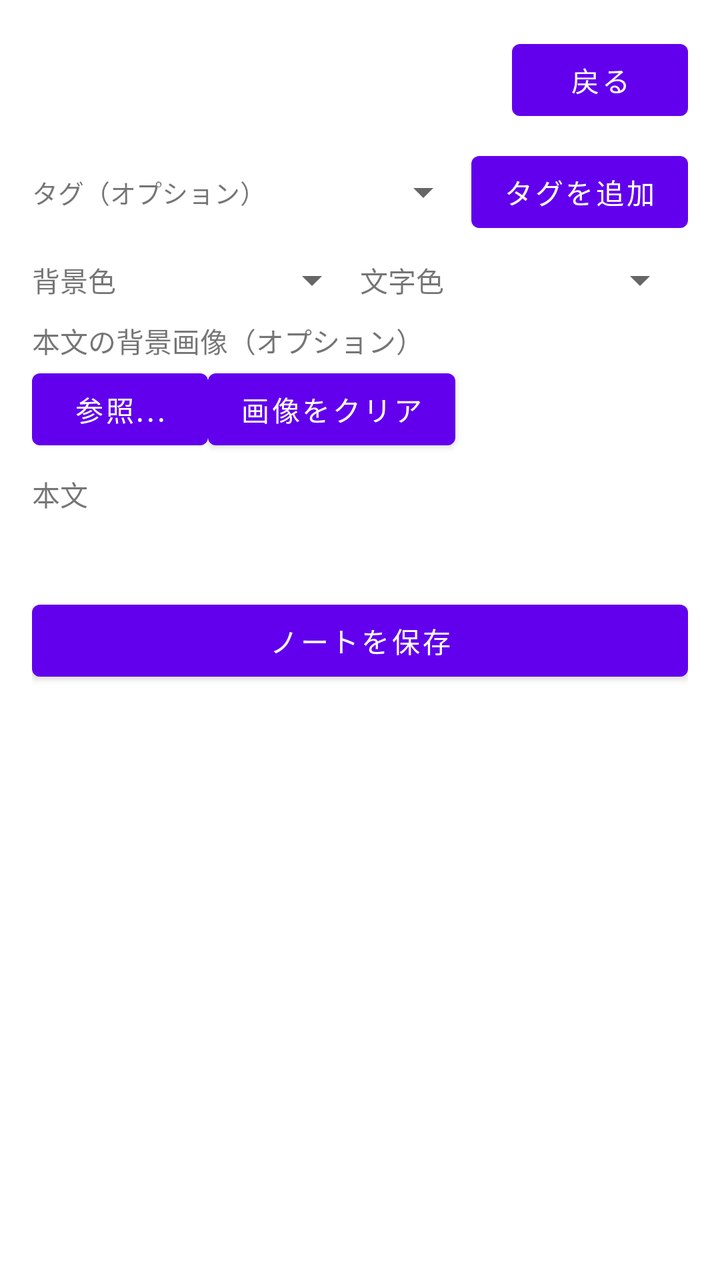
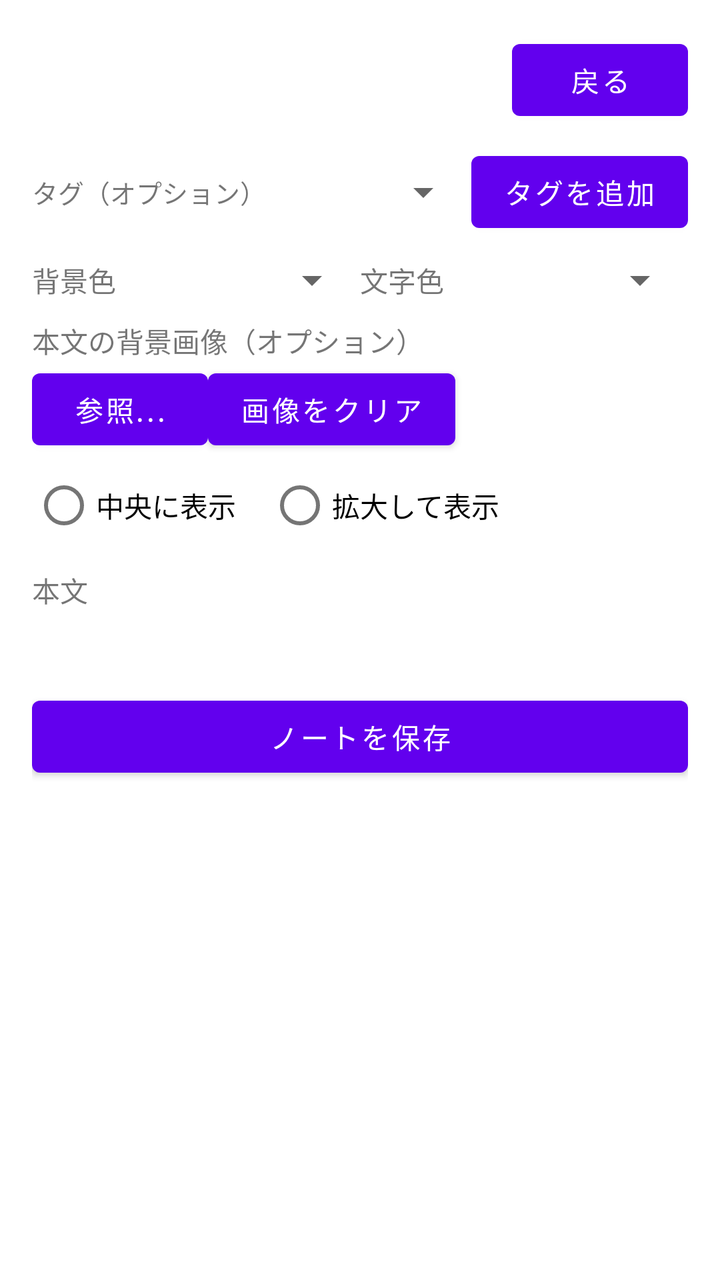

An Android layout rendered at two revisions. The XML below is the earlier revision; the diff shows what the commit changed to produce the second picture.
<!-- AndroidManifest.xml: application theme Theme.MyDictionary -->
<!-- res/layout/activity_note_create.xml -->
<?xml version="1.0" encoding="utf-8"?>
<ScrollView xmlns:android="http://schemas.android.com/apk/res/android"
    xmlns:tools="http://schemas.android.com/tools"
    android:layout_width="match_parent"
    android:layout_height="match_parent">

    <LinearLayout
        android:layout_width="match_parent"
        android:layout_height="wrap_content"
        android:orientation="vertical"
        android:padding="16dp">

        <LinearLayout
            android:layout_width="match_parent"
            android:layout_height="wrap_content"
            android:orientation="horizontal"
            android:gravity="center_vertical">

            <TextView
                android:id="@+id/screenTitle"
                android:layout_width="0dp"
                android:layout_height="wrap_content"
                android:layout_weight="1"
                android:textSize="20sp"
                android:textStyle="bold" />

            <Button
                android:id="@+id/backButton"
                android:layout_width="wrap_content"
                android:layout_height="wrap_content"
                android:text="@string/action_back" />
        </LinearLayout>

        <LinearLayout
            android:id="@+id/columnFieldsContainer"
            android:layout_width="match_parent"
            android:layout_height="wrap_content"
            android:orientation="vertical" />

        
        <LinearLayout
            android:layout_width="match_parent"
            android:layout_height="wrap_content"
            android:orientation="horizontal"
            android:paddingTop="8dp">

            <TextView
                android:layout_width="120dp"
                android:layout_height="wrap_content"
                android:layout_gravity="center_vertical"
                android:textSize="13sp"
                android:text="@string/label_tags_optional" />

            <LinearLayout
                android:layout_width="0dp"
                android:layout_height="wrap_content"
                android:layout_weight="1"
                android:orientation="vertical">

                <TextView
                    android:id="@+id/noTagsLabel"
                    android:layout_width="wrap_content"
                    android:layout_height="wrap_content"
                    android:text="@string/no_tags_in_book"
                    android:visibility="gone" />

                <com.google.android.material.chip.ChipGroup
                    android:id="@+id/selectedTagsChipGroup"
                    android:layout_width="match_parent"
                    android:layout_height="wrap_content" />

                <LinearLayout
                    android:id="@+id/tagAddRow"
                    android:layout_width="match_parent"
                    android:layout_height="wrap_content"
                    android:orientation="horizontal"
                    android:gravity="center_vertical">

                    <Spinner
                        android:id="@+id/tagSpinner"
                        android:layout_width="0dp"
                        android:layout_height="wrap_content"
                        android:layout_weight="1" />

                    <Button
                        android:id="@+id/addTagButton"
                        android:layout_width="wrap_content"
                        android:layout_height="wrap_content"
                        android:text="@string/action_add_tag_to_note" />
                </LinearLayout>
            </LinearLayout>
        </LinearLayout>

        
        <LinearLayout
            android:layout_width="match_parent"
            android:layout_height="wrap_content"
            android:orientation="horizontal"
            android:gravity="center_vertical"
            android:paddingTop="8dp">

            <TextView
                android:layout_width="wrap_content"
                android:layout_height="wrap_content"
                android:text="@string/label_note_background_theme_short" />

            <Spinner
                android:id="@+id/backgroundThemeSpinner"
                android:layout_width="0dp"
                android:layout_height="wrap_content"
                android:layout_weight="1" />

            <TextView
                android:layout_width="wrap_content"
                android:layout_height="wrap_content"
                android:text="@string/label_note_text_color_short" />

            <Spinner
                android:id="@+id/textColorSpinner"
                android:layout_width="0dp"
                android:layout_height="wrap_content"
                android:layout_weight="1" />
        </LinearLayout>

        <TextView
            android:layout_width="wrap_content"
            android:layout_height="wrap_content"
            android:text="@string/label_note_background_image"
            android:paddingTop="8dp" />

        <LinearLayout
            android:layout_width="match_parent"
            android:layout_height="wrap_content"
            android:orientation="horizontal"
            android:gravity="center_vertical">

            <Button
                android:id="@+id/browseBackgroundImageButton"
                android:layout_width="wrap_content"
                android:layout_height="wrap_content"
                android:text="@string/action_browse" />

            <Button
                android:id="@+id/clearBackgroundImageButton"
                android:layout_width="wrap_content"
                android:layout_height="wrap_content"
                android:text="@string/action_clear_image" />

            <TextView
                android:id="@+id/backgroundImageLabel"
                android:layout_width="0dp"
                android:layout_height="wrap_content"
                android:layout_weight="1"
                android:layout_marginStart="8dp"
                android:ellipsize="middle"
                android:singleLine="true" />
        </LinearLayout>

        <TextView
            android:layout_width="wrap_content"
            android:layout_height="wrap_content"
            android:text="@string/note_body_label"
            android:paddingTop="8dp" />

        <LinearLayout
            android:id="@+id/formatToolbarContainer"
            android:layout_width="match_parent"
            android:layout_height="wrap_content"
            android:layout_marginTop="4dp"
            android:orientation="horizontal" />

        
        <FrameLayout
            android:id="@+id/bodyContainer"
            android:layout_width="match_parent"
            android:layout_height="wrap_content">

            <EditText
                android:id="@+id/bodyField"
                android:layout_width="match_parent"
                android:layout_height="wrap_content"
                android:gravity="top"
                android:inputType="textMultiLine"
                android:minLines="10"
                android:visibility="gone" />
        </FrameLayout>

        <TextView
            android:id="@+id/errorLabel"
            android:layout_width="match_parent"
            android:layout_height="wrap_content"
            android:textColor="#FF0000"
            android:paddingTop="8dp" />

        <Button
            android:id="@+id/saveButton"
            android:layout_width="match_parent"
            android:layout_height="wrap_content"
            android:layout_marginTop="8dp"
            android:text="@string/action_save_note" />

    </LinearLayout>
</ScrollView>
<!-- resources referenced by this layout -->
<resources>
  <string name="action_add_tag_to_note">タグを追加</string>
  <string name="action_back">戻る</string>
  <string name="action_browse">参照...</string>
  <string name="action_clear_image">画像をクリア</string>
  <string name="action_save_note">ノートを保存</string>
  <string name="label_note_background_image">本文の背景画像（オプション）</string>
  <string name="label_note_background_theme_short">背景色</string>
  <string name="label_note_text_color_short">文字色</string>
  <string name="label_tags_optional">タグ（オプション）</string>
  <string name="no_tags_in_book">（このブックにはタグがありません）</string>
  <string name="note_body_label">本文</string>
  <style name="Theme.MyDictionary" parent="Theme.MaterialComponents.DayNight.NoActionBar" />
</resources>

<!-- the commit's change to res/layout/activity_note_create.xml (unified diff, before → after) -->
@@ -156,6 +156,26 @@
                 android:singleLine="true" />
         </LinearLayout>
 
+        <RadioGroup
+            android:id="@+id/backgroundImageModeGroup"
+            android:layout_width="match_parent"
+            android:layout_height="wrap_content"
+            android:orientation="horizontal">
+
+            <RadioButton
+                android:id="@+id/backgroundModeCenter"
+                android:layout_width="wrap_content"
+                android:layout_height="wrap_content"
+                android:text="@string/background_image_mode_center" />
+
+            <RadioButton
+                android:id="@+id/backgroundModeCover"
+                android:layout_width="wrap_content"
+                android:layout_height="wrap_content"
+                android:layout_marginStart="16dp"
+                android:text="@string/background_image_mode_cover" />
+        </RadioGroup>
+
         <TextView
             android:layout_width="wrap_content"
             android:layout_height="wrap_content"
<!-- resource entries referenced after the edit -->
@@ -5,6 +5,8 @@
   <string name="action_browse">参照...</string>
   <string name="action_clear_image">画像をクリア</string>
   <string name="action_save_note">ノートを保存</string>
+  <string name="background_image_mode_center">中央に表示</string>
+  <string name="background_image_mode_cover">拡大して表示</string>
   <string name="label_note_background_image">本文の背景画像（オプション）</string>
   <string name="label_note_background_theme_short">背景色</string>
   <string name="label_note_text_color_short">文字色</string>
